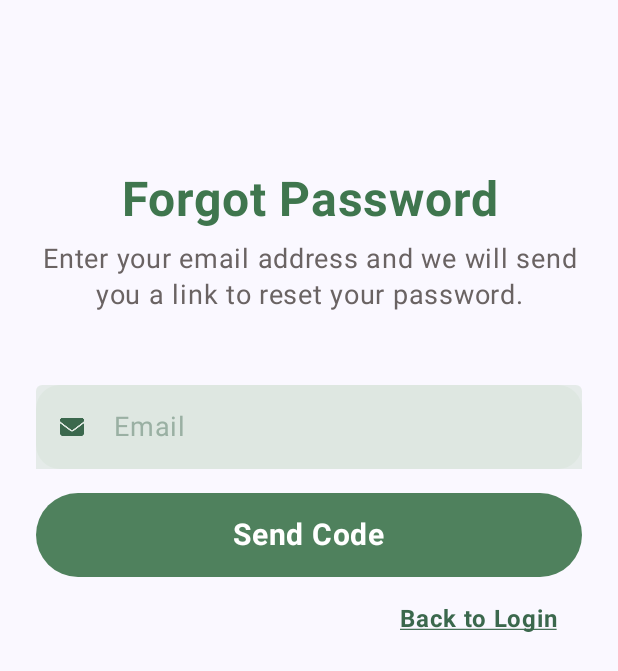
After one commit to VeanceVancott-Vu/Recipe-MobileApp, an Android app built with Jetpack Compose: the ForgotPasswordScreen screen opened through its navigation route, on a phone screen of 412 x 824 dp. The commit adds this screen. Shown: the top 671 px of the screen. Run offline under Robolectric (Android 15) with nearby library versions, the phone set to English and light mode, and no system bars; our stand-ins replace Firebase (no records; nobody signed in at launch, a user with empty details on screens opened directly), livedata-compose; 2 statements that could not run were skipped.

Commit message:
Added ForgotPasswordScreen & VerifyCodeScreen, updated LoginScreen & AppNavigation

```diff
--- a/app/src/main/java/com/example/dacs_3/navigation/AppNavigation.kt
+++ b/app/src/main/java/com/example/dacs_3/navigation/AppNavigation.kt
@@ -4,6 +4,7 @@ import androidx.compose.runtime.Composable
 import androidx.navigation.NavHostController
 import androidx.navigation.compose.NavHost
 import androidx.navigation.compose.composable
+import com.example.dacs_3.ui.theme.auth.ForgotPasswordScreen
 import com.example.dacs_3.ui.theme.auth.LoginScreen
 import com.example.dacs_3.ui.theme.auth.SignupScreen
 import com.example.dacs_3.ui.theme.main.HomePageScreen
@@ -14,5 +15,6 @@ fun AppNavigation(navController: NavHostController) {
         composable("login") { LoginScreen(navController) }
         composable("signup") { SignupScreen(navController) }
         composable("homepage") { HomePageScreen(navController) }
+        composable("forgot_password") { ForgotPasswordScreen(navController) }
     }
 }
--- /dev/null
+++ b/app/src/main/java/com/example/dacs_3/ui/theme/auth/ForgotPasswordScreen.kt
@@ -0,0 +1,104 @@
+package com.example.dacs_3.ui.theme.auth
+
+import androidx.compose.foundation.background
+import androidx.compose.foundation.clickable
+import androidx.compose.foundation.layout.*
+import androidx.compose.foundation.shape.RoundedCornerShape
+import androidx.compose.material3.*
+import androidx.compose.runtime.*
+import androidx.compose.ui.Alignment
+import androidx.compose.ui.Modifier
+import androidx.compose.ui.graphics.Color
+import androidx.compose.ui.text.font.FontWeight
+import androidx.compose.ui.text.style.TextAlign
+import androidx.compose.ui.text.style.TextDecoration
+import androidx.compose.ui.tooling.preview.Preview
+import androidx.compose.ui.unit.dp
+import androidx.compose.ui.unit.sp
+import androidx.navigation.NavController
+import androidx.navigation.compose.rememberNavController
+import com.example.dacs_3.R
+
+@Composable
+fun ForgotPasswordScreen(
+    navController: NavController
+
+) {
+    var email by remember { mutableStateOf("") }
+
+    Column(
+        modifier = Modifier
+            .fillMaxSize()
+            .padding(24.dp),
+        horizontalAlignment = Alignment.CenterHorizontally
+    ) {
+        Spacer(modifier = Modifier.height(90.dp))
+
+        Text(
+            text = "Forgot Password",
+            color = Color(0xff3f764e),
+            fontSize = 32.sp,
+            fontWeight = FontWeight.Bold,
+            textAlign = TextAlign.Center
+        )
+
+        Spacer(modifier = Modifier.height(8.dp))
+
+        Text(
+            "Enter your email address and we will send you a link to reset your password.",
+            color = Color(0xff6a6363),
+            fontSize = 18.sp,
+            textAlign = TextAlign.Center
+        )
+
+        Spacer(modifier = Modifier.height(48.dp))
+
+        InputField(
+            label = "Email",
+            text = email,
+            onTextChange = { email = it },
+            isPassword = false,
+            icon = R.drawable.email
+        )
+
+        Spacer(modifier = Modifier.height(16.dp))
+
+        Box(
+            modifier = Modifier
+                .fillMaxWidth()
+                .height(56.dp)
+                .background(Color(0xe83f764e), RoundedCornerShape(50.dp)),
+            contentAlignment = Alignment.Center
+        ) {
+            Text("Send Code", fontSize = 20.sp, color = Color.White, fontWeight = FontWeight.Bold)
+        }
+
+
+        Row(
+            modifier = Modifier.fillMaxWidth(),
+            horizontalArrangement = Arrangement.End
+        ) {
+            Text(
+                "Back to Login",
+                fontSize = 16.sp,
+                color = Color(0xff3b684d),
+                fontWeight = FontWeight.Bold,  // In đậm
+                textDecoration = TextDecoration.Underline,  // Gạch chân
+                modifier = Modifier
+                    .padding(top = 16.dp, end = 16.dp)
+                    .clickable {
+                        navController.navigate("login")  // Điều hướng đúng về màn hình Login
+                    }
+            )
+
+
+        }
+    }
+}
+
+@Preview(showBackground = true)
+@Composable
+fun ForgotPasswordScreenPreview() {
+    val navController = rememberNavController()  // Thêm dòng này
+    ForgotPasswordScreen(navController = navController)
+}
--- a/app/src/main/java/com/example/dacs_3/ui/theme/auth/LoginScreen.kt
+++ b/app/src/main/java/com/example/dacs_3/ui/theme/auth/LoginScreen.kt
@@ -105,6 +105,7 @@ fun LoginScreen(navController: NavController, authViewModel: AuthViewModel = vie
                 isPassword = false,
                 icon = R.drawable.email
             )
+
             Spacer(modifier = Modifier.height(16.dp))
 
             InputField(
@@ -164,7 +165,15 @@ fun LoginScreen(navController: NavController, authViewModel: AuthViewModel = vie
                     Spacer(modifier = Modifier.width(20.dp))
 
                     Spacer(modifier = Modifier.weight(1f))
-                    Text("Forgot Password?", fontSize = 16.sp, color = Color(0xff3b684d))
+                    Text(
+                        text = "Forgot Password?",
+                        fontSize = 16.sp,
+                        color = Color(0xff3b684d),
+                        modifier = Modifier.clickable {
+                            navController.navigate("forgot_password")
+                        }
+                    )
+
                 }
             }
 
```
Also changed, not shown: app/src/main/java/com/example/dacs_3/ui/theme/auth/VerifyCodeScreen.kt (added, +124 -0 lines).
